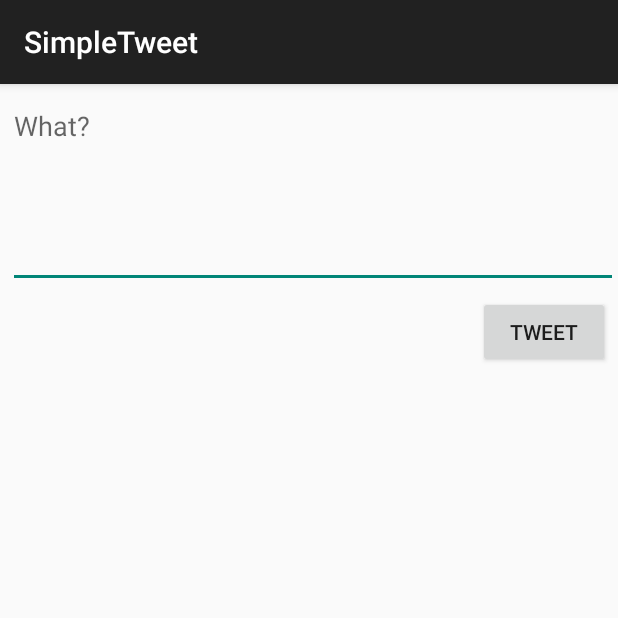
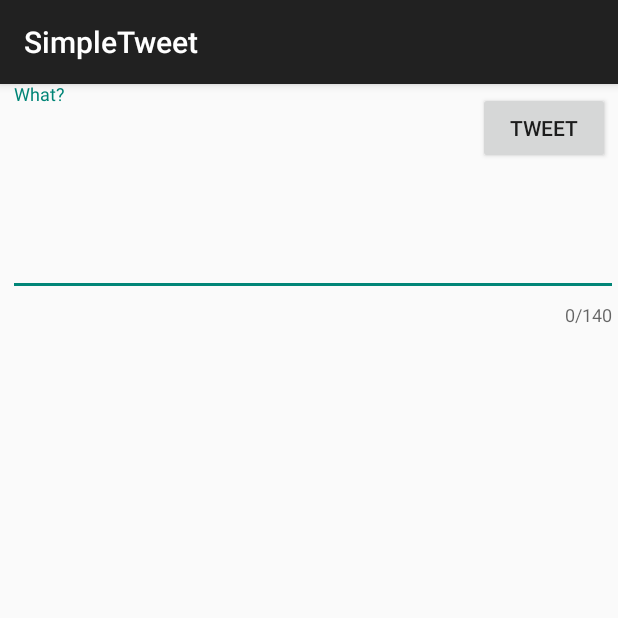
Before and after one commit to Kijimu7/SimpleTweet, an Android app: the TimelineActivity screen opened directly, with no data from a screen before it, after a tap on "Compose", on a phone screen of 412 x 824 dp, the top half of it. Run offline under Robolectric (Android 15) with nearby library versions, the phone set to English and light mode, and no system bars; our stand-ins replace Room's generated code; libraries missing offline, so code that uses them is left out: com.codepath.asynchttpclient, com.facebook.stetho, org.parceler; pictures from the network do not load; 3 statements that could not run were skipped.

```diff
--- a/app/build.gradle
+++ b/app/build.gradle
@@ -51,6 +51,7 @@ dependencies {
     annotationProcessor "androidx.room:room-compiler:$room_version"
     implementation 'com.facebook.stetho:stetho:1.5.1'
     implementation 'androidx.swiperefreshlayout:swiperefreshlayout:1.0.0'
+    implementation 'com.google.android.material:material:1.2.1'
 
     implementation 'org.parceler:parceler-api:1.1.12'
     annotationProcessor 'org.parceler:parceler:1.1.12'
--- a/app/src/main/java/com/codepath/apps/restclienttemplate/TimelineActivity.java
+++ b/app/src/main/java/com/codepath/apps/restclienttemplate/TimelineActivity.java
@@ -17,6 +17,7 @@ import android.widget.Toast;
 import com.codepath.apps.restclienttemplate.models.Tweet;
 import com.codepath.apps.restclienttemplate.models.TweetDao;
 import com.codepath.apps.restclienttemplate.models.TweetWithUser;
+import com.codepath.apps.restclienttemplate.models.User;
 import com.codepath.asynchttpclient.callback.JsonHttpResponseHandler;
 
 import org.json.JSONArray;
@@ -136,11 +137,25 @@ public class TimelineActivity extends AppCompatActivity {
                     Log.i(TAG, "onSuccess!" + json.toString());
                     JSONArray jsonArray = json.jsonArray;
                     try {
+                        final List<Tweet>tweetsFromNetWork = Tweet.fromJsonArray(jsonArray);
                         adapter.clear();
-                        adapter.addAll(Tweet.fromJsonArray(jsonArray));
+                        adapter.addAll(tweetsFromNetWork);
                         // Now we call setRefreshing(false) to signal refresh has finished
 
                         swipeContainer.setRefreshing(false);
+
+                        AsyncTask.execute(new Runnable() {
+                            @Override
+                            public void run() {
+                                Log.i(TAG, "Saving data into database");
+                                //insert users first
+                                List<User> usersFromNetwork = User.fromJsonTweetArray(tweetsFromNetWork);
+                                tweetDao.insertModel(usersFromNetwork.toArray(new User[0]));
+                                //insert tweets next
+                                tweetDao.insertModel(tweetsFromNetWork.toArray(new Tweet[0]));
+
+                            }
+                        });
 
                     } catch (JSONException e) {
                         Log.e(TAG, "Json exception", e);
--- a/app/src/main/java/com/codepath/apps/restclienttemplate/models/Tweet.java
+++ b/app/src/main/java/com/codepath/apps/restclienttemplate/models/Tweet.java
@@ -52,7 +52,7 @@ public class Tweet {
         tweet.user = user;
         tweet.userId = user.id;
 
-        tweet.timeStamp = TimeFormatter.getTimeDifference("created_at");
+//        tweet.timeStamp = TimeFormatter.getTimeDifference("created_at");
 
 
         return tweet;
--- a/app/src/main/java/com/codepath/apps/restclienttemplate/models/TweetDao.java
+++ b/app/src/main/java/com/codepath/apps/restclienttemplate/models/TweetDao.java
@@ -1,6 +1,8 @@
 package com.codepath.apps.restclienttemplate.models;
 
 import androidx.room.Dao;
+import androidx.room.Insert;
+import androidx.room.OnConflictStrategy;
 import androidx.room.Query;
 
 import java.util.List;
@@ -9,7 +11,13 @@ import java.util.List;
 @Dao
 public interface TweetDao {
 
-    @Query("SELECT Tweet.body AS tweet_body, Tweet.createdAt AS tweet_createdAt, Tweet.id AS tweet_id " +
+    @Query("SELECT Tweet.body AS tweet_body, Tweet.createdAt AS tweet_createdAt, Tweet.id AS tweet_id, User.* " +
             "FROM Tweet INNER JOIN User ON Tweet.userId = User.id ORDER BY Tweet.createdAt DESC LIMIT 5")
     List<TweetWithUser> recentItems();
+
+    @Insert(onConflict = OnConflictStrategy.REPLACE)
+    void insertModel(Tweet... tweets);
+
+    @Insert(onConflict = OnConflictStrategy.REPLACE)
+    void insertModel(User... users);
 }
--- a/app/src/main/res/layout/activity_compose.xml
+++ b/app/src/main/res/layout/activity_compose.xml
@@ -1,11 +1,20 @@
 <?xml version="1.0" encoding="utf-8"?>
+
 <RelativeLayout
+
     xmlns:android="http://schemas.android.com/apk/res/android"
     xmlns:app="http://schemas.android.com/apk/res-auto"
     xmlns:tools="http://schemas.android.com/tools"
     android:layout_width="match_parent"
     android:layout_height="match_parent"
     tools:context=".ComposeActivity">
+    <com.google.android.material.textfield.TextInputLayout
+        android:layout_width="match_parent"
+        android:layout_height="wrap_content"
+        app:counterEnabled="true"
+        app:counterMaxLength="140">
+<!--        app:counterTextAppearance="@style/counterText"-->
+<!--        app:counterOverflowTextAppearance="@style/counterOverride">-->
 
     <EditText
         android:id="@+id/etCompose"
@@ -20,7 +29,7 @@
         android:hint="@string/what"
         android:inputType="textMultiLine"
         android:minLines="5" />
-
+    </com.google.android.material.textfield.TextInputLayout>
     <Button
         android:id="@+id/btnTweet"
         android:layout_width="wrap_content"
@@ -29,5 +38,7 @@
         android:layout_alignParentEnd="true"
         android:layout_marginTop="5dp"
         android:layout_marginEnd="5dp"
-        android:text="@string/tweet" />
+        android:text="@string/tweet"
+        tools:ignore="NotSibling" />
+
 </RelativeLayout>
--- a/app/src/main/res/layout/item_tweet.xml
+++ b/app/src/main/res/layout/item_tweet.xml
@@ -34,7 +34,9 @@
         android:layout_marginStart="5dp"
         android:layout_marginTop="2dp"
         android:layout_toEndOf="@+id/ivProfileImage"
-        tools:text="This is my tweet!" />
+        tools:text="This is my tweet!"
+        android:autoLink="all"
+        android:linksClickable="true"/>
 
     <TextView
         android:id="@+id/timeStamp"
```
Also changed, not shown: app/src/main/java/com/codepath/apps/restclienttemplate/models/User.java (+12 -0 lines).
